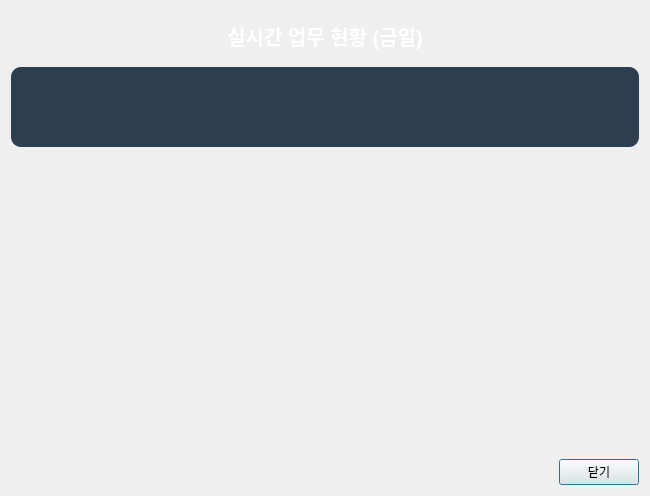
Old version of the form ui/worker_progress.ui in the repository Glen-Lee-glitch/new_viewer.
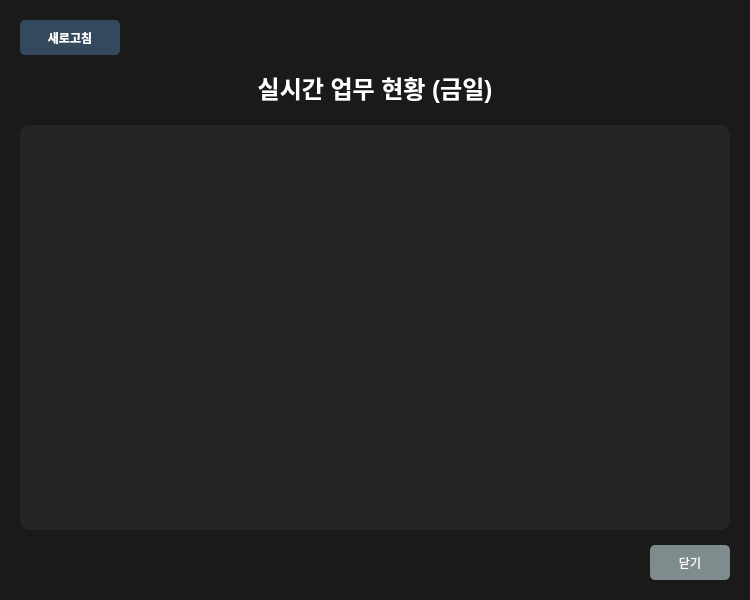
New version of the form.

Commit message: feat(ui): '새로고침' 버튼 추가 및 로직 구현

Diff of the .ui file:
```diff
--- a/ui/worker_progress.ui
+++ b/ui/worker_progress.ui
@@ -6,14 +6,76 @@
    <rect>
     <x>0</x>
     <y>0</y>
-    <width>650</width>
-    <height>450</height>
+    <width>750</width>
+    <height>600</height>
    </rect>
   </property>
   <property name="windowTitle">
    <string>전체 업무 현황판</string>
   </property>
+  <property name="styleSheet">
+   <string>QDialog { background-color: #1a1a1a; }</string>
+  </property>
   <layout class="QVBoxLayout" name="verticalLayout">
+   <property name="spacing">
+    <number>15</number>
+   </property>
+   <property name="leftMargin">
+    <number>20</number>
+   </property>
+   <property name="topMargin">
+    <number>20</number>
+   </property>
+   <property name="rightMargin">
+    <number>20</number>
+   </property>
+   <property name="bottomMargin">
+    <number>20</number>
+   </property>
+   <item>
+    <layout class="QHBoxLayout" name="header_layout">
+     <item>
+      <widget class="QPushButton" name="refresh_button">
+       <property name="minimumSize">
+        <size>
+         <width>100</width>
+         <height>35</height>
+        </size>
+       </property>
+       <property name="text">
+        <string>새로고침</string>
+       </property>
+       <property name="styleSheet">
+        <string>QPushButton {
+    background-color: #34495e;
+    color: white;
+    border-radius: 5px;
+    font-weight: bold;
+}
+QPushButton:hover {
+    background-color: #455a64;
+}
+QPushButton:pressed {
+    background-color: #2c3e50;
+}</string>
+       </property>
+      </widget>
+     </item>
+     <item>
+      <spacer name="horizontalSpacer_header">
+       <property name="orientation">
+        <enum>Qt::Horizontal</enum>
+       </property>
+       <property name="sizeHint" stdset="0">
+        <size>
+         <width>40</width>
+         <height>20</height>
+        </size>
+       </property>
+      </spacer>
+     </item>
+    </layout>
+   </item>
    <item>
     <widget class="QLabel" name="title_label">
      <property name="text">
@@ -23,69 +85,35 @@
       <set>Qt::AlignCenter</set>
      </property>
      <property name="styleSheet">
-      <string>font-size: 20px; font-weight: bold; margin: 10px; color: #ffffff;</string>
+      <string>font-size: 24px; font-weight: bold; color: #ffffff; margin-bottom: 5px;</string>
      </property>
     </widget>
    </item>
    <item>
     <layout class="QHBoxLayout" name="summary_layout">
      <property name="spacing">
-      <number>10</number>
+      <number>15</number>
      </property>
-     <item>
-      <widget class="QFrame" name="summary_frame">
-       <property name="minimumSize">
-        <size>
-         <width>0</width>
-         <height>80</height>
-        </size>
-       </property>
-       <property name="styleSheet">
-        <string>QFrame#summary_frame {
-    background-color: #2c3e50;
-    border-radius: 10px;
-}</string>
-       </property>
-       <property name="frameShape">
-        <enum>QFrame::StyledPanel</enum>
-       </property>
-       <property name="frameShadow">
-        <enum>QFrame::Raised</enum>
-       </property>
-       <layout class="QHBoxLayout" name="horizontalLayout_2">
-        <item>
-         <spacer name="horizontalSpacer_2">
-          <property name="orientation">
-           <enum>Qt::Horizontal</enum>
-          </property>
-          <property name="sizeHint" stdset="0">
-           <size>
-            <width>40</width>
-            <height>20</height>
-           </size>
-          </property>
-         </spacer>
-        </item>
-        <!-- 요약 라벨들은 코드로 동적 생성하거나 여기에 추가 가능 -->
-       </layout>
-      </widget>
-     </item>
+     <!-- 코드에서 동적으로 항목들이 추가됩니다 -->
     </layout>
    </item>
    <item>
     <widget class="QWidget" name="chart_container" native="true">
      <property name="sizePolicy">
       <sizepolicy hsizetype="Expanding" vsizetype="Expanding">
-       <horstretch>1</horstretch>
-       <verstretch>1</verstretch>
+       <horstretch>0</horstretch>
+       <verstretch>0</verstretch>
       </sizepolicy>
      </property>
      <property name="minimumSize">
       <size>
-       <width>600</width>
+       <width>0</width>
        <height>300</height>
       </size>
      </property>
+     <property name="styleSheet">
+      <string>background-color: #252525; border-radius: 10px;</string>
+     </property>
     </widget>
    </item>
    <item>
@@ -105,9 +133,25 @@
      </item>
      <item>
       <widget class="QPushButton" name="close_button">
+       <property name="minimumSize">
+        <size>
+         <width>80</width>
+         <height>35</height>
+        </size>
+       </property>
        <property name="text">
         <string>닫기</string>
        </property>
+       <property name="styleSheet">
+        <string>QPushButton {
+    background-color: #7f8c8d;
+    color: white;
+    border-radius: 5px;
+}
+QPushButton:hover {
+    background-color: #95a5a6;
+}</string>
+       </property>
       </widget>
      </item>
     </layout>
```
Left out of the diff: 4 changed lines with no effect on the pictures. The commit also changes 1 other file.
